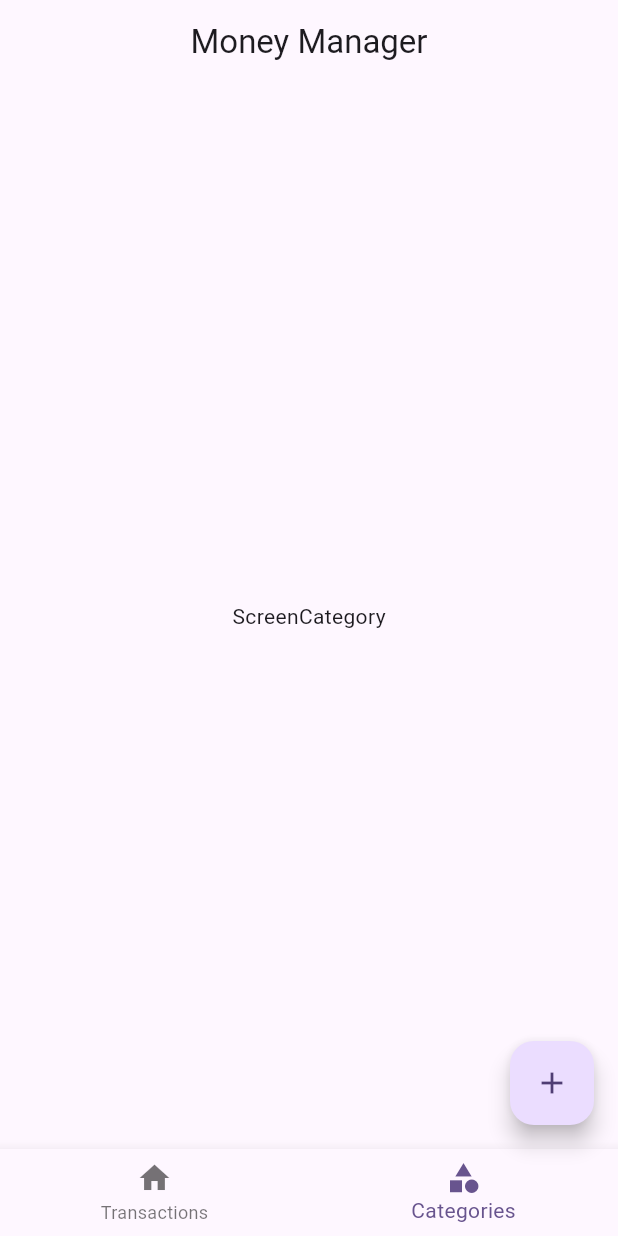
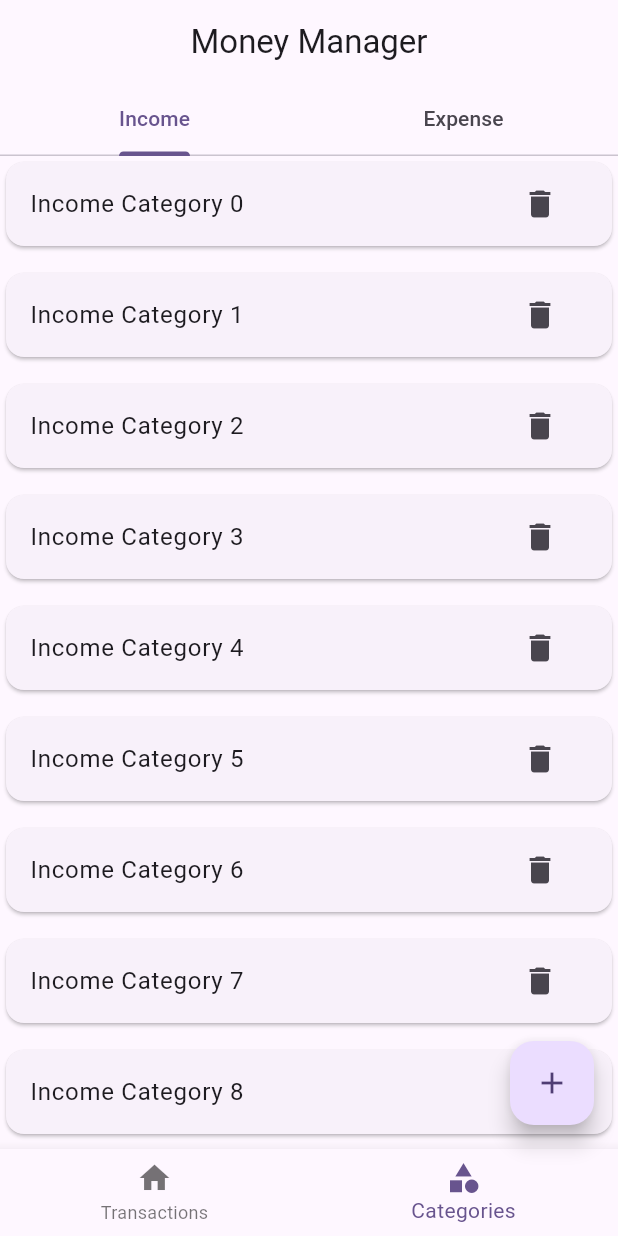
Before and after one commit to sacrilegioushero220/Personal_Money_Management_App, a Flutter app: the screen it shows after launch, item 2 of the bottom bar chosen, on a phone screen of 412 x 824 dp. Run offline on Flutter 3.47's test engine with Material 2 defaults, Android fonts, the phone set to English and light mode, and no system bars.

Commit message:
initial UI part ( video 17) completed

```diff
--- /dev/null
+++ b/lib/screens/category/incomeCategoryList.dart
@@ -0,0 +1,26 @@
+import 'package:flutter/material.dart';
+
+class IncomeCategoryList extends StatelessWidget {
+  const IncomeCategoryList({super.key});
+
+  @override
+  Widget build(BuildContext context) {
+    return ListView.separated(
+        itemBuilder: (ctx, index) {
+          return Card(
+            child: ListTile(
+                title: Text('Income Category $index'),
+                trailing: IconButton(
+                  onPressed: () {
+                    print("Edit Income Category $index");
+                  },
+                  icon: const Icon(Icons.delete),
+                )),
+          );
+        },
+        separatorBuilder: (ctx, index) {
+          return const SizedBox(height: 10);
+        },
+        itemCount: 100);
+  }
+}
--- a/lib/screens/category/screen_category.dart
+++ b/lib/screens/category/screen_category.dart
@@ -1,10 +1,43 @@
 import 'package:flutter/material.dart';
+import 'package:personal_money_management_app/screens/category/expenseCategoryList.dart';
+import 'package:personal_money_management_app/screens/category/incomeCategoryList.dart';
 
-class ScreenCategory extends StatelessWidget {
+class ScreenCategory extends StatefulWidget {
   const ScreenCategory({super.key});
 
   @override
+  State<ScreenCategory> createState() => _ScreenCategoryState();
+}
+
+class _ScreenCategoryState extends State<ScreenCategory>
+    with SingleTickerProviderStateMixin {
+  late TabController? _tabController;
+
+  @override
+  void initState() {
+    _tabController = TabController(length: 2, vsync: this);
+    super.initState();
+  }
+
+  @override
   Widget build(BuildContext context) {
-    return const Center(child: Text('ScreenCategory'));
+    return Column(
+      children: [
+        TabBar(controller: _tabController, tabs: const [
+          Tab(
+            text: "Income",
+          ),
+          Tab(
+            text: "Expense",
+          )
+        ]),
+        Expanded(
+          child: TabBarView(
+            controller: _tabController,
+            children: const [IncomeCategoryList(), ExpenseCategoryList()],
+          ),
+        )
+      ],
+    );
   }
 }
```
Also changed, not shown: lib/screens/category/expenseCategoryList.dart (added, +26 -0 lines).
